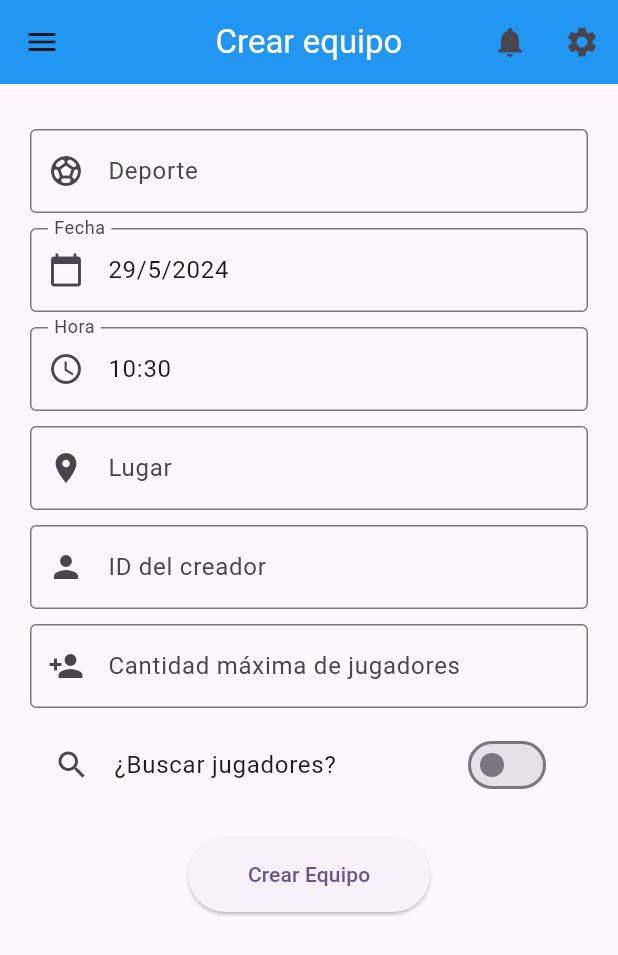
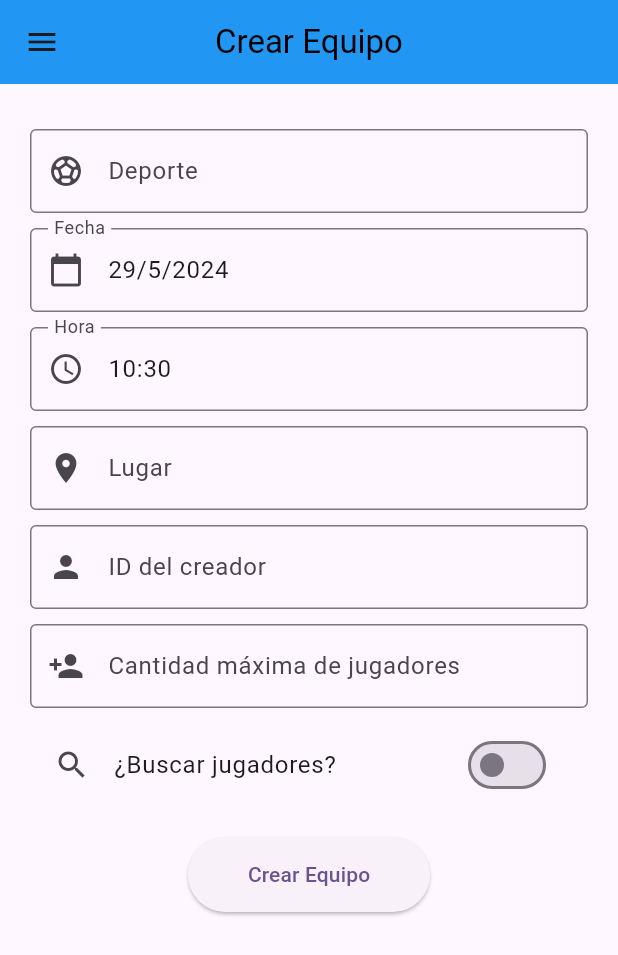
Before and after one commit to MartinCantillo/Movil-Jaime, a Flutter app: the CEquipoScreem screen opened by its route, on a phone screen of 412 x 824 dp. Shown: the top 955 px of the screen. Run offline on Flutter 3.47's test engine with Material 3 defaults, Android fonts, the phone set to English and light mode, and no system bars.

Commit message:
AppBarW was created

```diff
--- a/project/lib/View/Screem/CEquipoScreem.dart
+++ b/project/lib/View/Screem/CEquipoScreem.dart
@@ -1,12 +1,12 @@
+
 import 'package:flutter/material.dart';
-import 'package:project/View/Screem/MyHomePage.dart';
-import 'package:project/View/Screem/PagoScreem.dart';
-import 'package:project/View/Screem/ReservarScreem.dart';
-import 'package:project/View/Screem/UnirseJuegoScreem.dart';
+import 'package:project/View/Widget/AppBarW.dart';
+import 'package:project/View/Widget/buildTextFieldW.dart';
 import 'package:project/View/Widget/drawer.dart';
 
+
 class CEquipoScreem extends StatefulWidget {
-  const CEquipoScreem({Key? key});
+  const CEquipoScreem({Key? key}) : super(key: key);
   static const String nombre = 'CEquipoScreem';
 
   @override
@@ -34,29 +34,8 @@ class _CEquipoScreemState extends State<CEquipoScreem> {
   Widget build(BuildContext context) {
     return SafeArea(
       child: Scaffold(
-        appBar: AppBar(
-          title: const Text(
-            "Crear equipo",
-            style: TextStyle(color: Colors.white),
-          ),
-          centerTitle: true,
-          backgroundColor: Colors.blue,
-          actions: [
-            IconButton(
-              icon: Icon(Icons.notifications),
-              onPressed: () {
-                // Manejar notificaciones
-              },
-            ),
-            IconButton(
-              icon: Icon(Icons.settings),
-              onPressed: () {
-                // Manejar configuración
-              },
-            ),
-          ],
-        ),
-        drawer:DrawerW(user: "Martin",correo: "Martin@gmail.com",),
+        appBar: AppBarW(title: "Crear Equipo"),
+        drawer: DrawerW(user: "Martin", correo: "Martin@gmail.com"),
         body: Padding(
           padding: const EdgeInsets.all(20.0),
           child: Form(
@@ -66,14 +45,15 @@ class _CEquipoScreemState extends State<CEquipoScreem> {
                 crossAxisAlignment: CrossAxisAlignment.start,
                 children: [
                   SizedBox(height: 10),
-                  _buildTextField(
+                  buildTextField(
                     labelText: 'Deporte',
                     prefixIcon: Icons.sports_soccer,
                     onSaved: (value) => _deporte = value!,
-                    validator: (value) => value!.isEmpty ? 'Por favor ingresa el deporte' : null,
+                    validator: (value) =>
+                        value!.isEmpty ? 'Por favor ingresa el deporte' : null,
                   ),
                   SizedBox(height: 10),
-                  _buildDatePicker(
+                  buildDatePicker(
                     context: context,
                     labelText: 'Fecha',
                     prefixIcon: Icons.calendar_today,
@@ -85,7 +65,7 @@ class _CEquipoScreemState extends State<CEquipoScreem> {
                     },
                   ),
                   SizedBox(height: 10),
-                  _buildTimePicker(
+                  buildTimePicker(
                     context: context,
                     labelText: 'Hora',
                     prefixIcon: Icons.access_time,
@@ -97,22 +77,25 @@ class _CEquipoScreemState extends State<CEquipoScreem> {
                     },
                   ),
                   SizedBox(height: 10),
-                  _buildTextField(
+                  buildTextField(
                     labelText: 'Lugar',
                     prefixIcon: Icons.location_on,
                     onSaved: (value) => _lugar = value!,
-                    validator: (value) => value!.isEmpty ? 'Por favor ingresa el lugar' : null,
+                    validator: (value) =>
+                        value!.isEmpty ? 'Por favor ingresa el lugar' : null,
                   ),
                   SizedBox(height: 10),
-                  _buildTextField(
+                  buildTextField(
                     labelText: 'ID del creador',
                     prefixIcon: Icons.person,
                     keyboardType: TextInputType.number,
                     onSaved: (value) => _creadorId = int.parse(value!),
-                    validator: (value) => value!.isEmpty ? 'Por favor ingresa el ID del creador' : null,
+                    validator: (value) => value!.isEmpty
+                        ? 'Por favor ingresa el ID del creador'
+                        : null,
                   ),
                   SizedBox(height: 10),
-                  _buildTextField(
+                  buildTextField(
                     labelText: 'Cantidad máxima de jugadores',
                     prefixIcon: Icons.person_add,
                     keyboardType: TextInputType.number,
@@ -138,15 +121,13 @@ class _CEquipoScreemState extends State<CEquipoScreem> {
                       onPressed: () {
                         if (_formKey.currentState!.validate()) {
                           _formKey.currentState!.save();
-                          ScaffoldMessenger.of(context).showSnackBar(
-                            SnackBar(content: Text('Equipo creado exitosamente')),
-                          );
-                          // Aquí puedes manejar los datos como desees
+                          _crearEquipo();
                         }
                       },
                       child: Text('Crear Equipo'),
                       style: ElevatedButton.styleFrom(
-                        padding: EdgeInsets.symmetric(horizontal: 40, vertical: 15),
+                        padding: EdgeInsets.symmetric(
+                            horizontal: 40, vertical: 15),
                       ),
                     ),
                   ),
@@ -159,88 +140,17 @@ class _CEquipoScreemState extends State<CEquipoScreem> {
     );
   }
 
-
-
-  Widget _buildTextField({
-    required String labelText,
-    required IconData prefixIcon,
-    required FormFieldSetter<String> onSaved,
-    required FormFieldValidator<String> validator,
-    TextInputType keyboardType = TextInputType.text,
-  }) {
-    return TextFormField(
-      decoration: InputDecoration(
-        labelText: labelText,
-        prefixIcon: Icon(prefixIcon),
-        border: OutlineInputBorder(),
-      ),
-      onSaved: onSaved,
-      validator: validator,
-      keyboardType: keyboardType,
-    );
-  }
-
-  Widget _buildDatePicker({
-    required BuildContext context,
-    required String labelText,
-    required IconData prefixIcon,
-    required DateTime selectedDate,
-    required Function(DateTime) onDateSelected,
-  }) {
-    return GestureDetector(
-      onTap: () async {
-        final pickedDate = await showDatePicker(
-          context: context,
-          initialDate: selectedDate,
-          firstDate: DateTime.now(),
-          lastDate: DateTime(2100),
-        );
-        if (pickedDate != null) {
-          onDateSelected(pickedDate);
-        }
-      },
-      child: AbsorbPointer(
-        child: TextFormField(
-          decoration: InputDecoration(
-            labelText: labelText,
-            prefixIcon: Icon(prefixIcon),
-            border: OutlineInputBorder(),
-          ),
-          controller: TextEditingController(
-              text: '${selectedDate.day}/${selectedDate.month}/${selectedDate.year}'),
-        ),
-      ),
-    );
-  }
-
-  Widget _buildTimePicker({
-    required BuildContext context,
-    required String labelText,
-    required IconData prefixIcon,
-    required TimeOfDay selectedTime,
-    required Function(TimeOfDay) onTimeSelected,
-  }) {
-    return GestureDetector(
-      onTap: () async {
-        final pickedTime = await showTimePicker(
-          context: context,
-          initialTime: selectedTime,
-        );
-        if (pickedTime != null) {
-          onTimeSelected(pickedTime);
-        }
-      },
-      child: AbsorbPointer(
-        child: TextFormField(
-          decoration: InputDecoration(
-            labelText: labelText,
-            prefixIcon: Icon(prefixIcon),
-            border: OutlineInputBorder(),
-          ),
-          controller: TextEditingController(
-              text: '${selectedTime.hour}:${selectedTime.minute}'),
-        ),
-      ),
-    );
+  void _crearEquipo() {
+    final equipo = {
+      'deporte': _deporte,
+      'fecha': _fecha,
+      'hora': _hora,
+      'lugar': _lugar,
+      'creadorId': _creadorId,
+      'maxJugadores': _maxJugadores,
+      'buscaJugadores': _buscaJugadores,
+    };
+    print('Equipo creado: $equipo');
+    // Aquí puedes manejar los datos como desees
   }
 }
--- /dev/null
+++ b/project/lib/View/Widget/AppBarW.dart
@@ -0,0 +1,22 @@
+import 'package:flutter/material.dart';
+
+class AppBarW extends StatelessWidget implements PreferredSizeWidget {
+  final String? title;
+
+  AppBarW({Key? key, this.title}) : super(key: key);
+
+  @override
+  Widget build(BuildContext context) {
+    return AppBar(
+      title: Text(
+        title ?? "Nombre",
+        style: const TextStyle(color: Colors.black),
+      ),
+      centerTitle: true,
+      backgroundColor: Colors.blue,
+    );
+  }
+
+  @override
+  Size get preferredSize => const Size.fromHeight(kToolbarHeight);
+}
--- /dev/null
+++ b/project/lib/View/Widget/buildTextFieldW.dart
@@ -0,0 +1,85 @@
+
+import 'package:flutter/material.dart';
+
+Widget buildTextField({
+  required String labelText,
+  required IconData prefixIcon,
+  required FormFieldSetter<String> onSaved,
+  required FormFieldValidator<String> validator,
+  TextInputType keyboardType = TextInputType.text,
+}) {
+  return TextFormField(
+    decoration: InputDecoration(
+      labelText: labelText,
+      prefixIcon: Icon(prefixIcon),
+      border: OutlineInputBorder(),
+    ),
+    onSaved: onSaved,
+    validator: validator,
+    keyboardType: keyboardType,
+  );
+}
+
+Widget buildDatePicker({
+  required BuildContext context,
+  required String labelText,
+  required IconData prefixIcon,
+  required DateTime selectedDate,
+  required Function(DateTime) onDateSelected,
+}) {
+  return GestureDetector(
+    onTap: () async {
+      final pickedDate = await showDatePicker(
+        context: context,
+        initialDate: selectedDate,
+        firstDate: DateTime.now(),
+        lastDate: DateTime(2100),
+      );
+      if (pickedDate != null) {
+        onDateSelected(pickedDate);
+      }
+    },
+    child: AbsorbPointer(
+      child: TextFormField(
+        decoration: InputDecoration(
+          labelText: labelText,
+          prefixIcon: Icon(prefixIcon),
+          border: OutlineInputBorder(),
+        ),
+        controller: TextEditingController(
+            text: '${selectedDate.day}/${selectedDate.month}/${selectedDate.year}'),
+      ),
+    ),
+  );
+}
+
+Widget buildTimePicker({
+  required BuildContext context,
+  required String labelText,
+  required IconData prefixIcon,
+  required TimeOfDay selectedTime,
+  required Function(TimeOfDay) onTimeSelected,
+}) {
+  return GestureDetector(
+    onTap: () async {
+      final pickedTime = await showTimePicker(
+        context: context,
+        initialTime: selectedTime,
+      );
+      if (pickedTime != null) {
+        onTimeSelected(pickedTime);
+      }
+    },
+    child: AbsorbPointer(
+      child: TextFormField(
+        decoration: InputDecoration(
+          labelText: labelText,
+          prefixIcon: Icon(prefixIcon),
+          border: OutlineInputBorder(),
+        ),
+        controller: TextEditingController(
+            text: '${selectedTime.hour}:${selectedTime.minute}'),
+      ),
+    ),
+  );
+}
--- /dev/null
+++ b/project/lib/View/Widget/custom_widgets.dart
@@ -0,0 +1 @@
+// TODO Implement this library.
```
Also changed, not shown: project/lib/View/Screem/MyHomePage.dart (+2 -8 lines), project/lib/View/Screem/PagoScreem.dart (+2 -8 lines), project/lib/View/Screem/ReservarScreem.dart (+2 -8 lines), project/lib/View/Screem/UnirseJuegoScreem.dart (+5 -12 lines).
